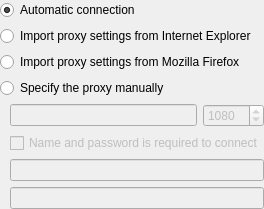
First picture: the form in src/plugins/connectionmanager/proxyoptionswidget.ui, repository silvansky/Contacts, before the edit.
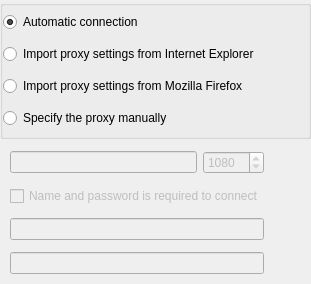
Second picture: the form after the edit.

```diff
--- a/src/plugins/connectionmanager/proxyoptionswidget.ui
+++ b/src/plugins/connectionmanager/proxyoptionswidget.ui
@@ -6,8 +6,8 @@
    <rect>
     <x>0</x>
     <y>0</y>
-    <width>251</width>
-    <height>191</height>
+    <width>311</width>
+    <height>284</height>
    </rect>
   </property>
   <layout class="QVBoxLayout" name="verticalLayout_2">
@@ -15,6 +15,15 @@
     <number>0</number>
    </property>
    <item>
+    <widget class="QGroupBox" name="groupBox">
+     <property name="title">
+      <string/>
+     </property>
+     <layout class="QVBoxLayout" name="verticalLayout_3">
+      <property name="margin">
+       <number>0</number>
+      </property>
+      <item>
     <widget class="QRadioButton" name="rdbAutoProxy">
      <property name="text">
       <string>Automatic connection</string>
@@ -45,6 +54,9 @@
      </property>
     </widget>
    </item>
+     </layout>
+    </widget>
+   </item>
    <item>
     <widget class="QWidget" name="wdtManualProxy" native="true">
      <property name="enabled">
```
Left out of the diff: 2 changed lines with no effect on the pictures. Lines whose indentation alone changed are shown as unchanged.
